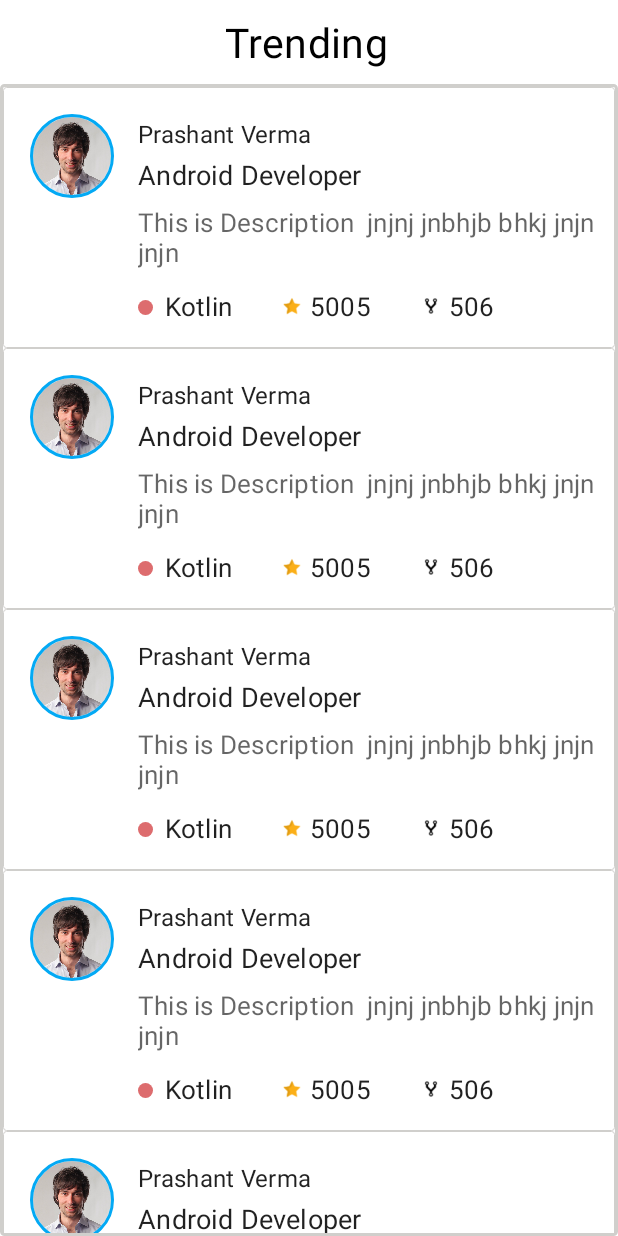
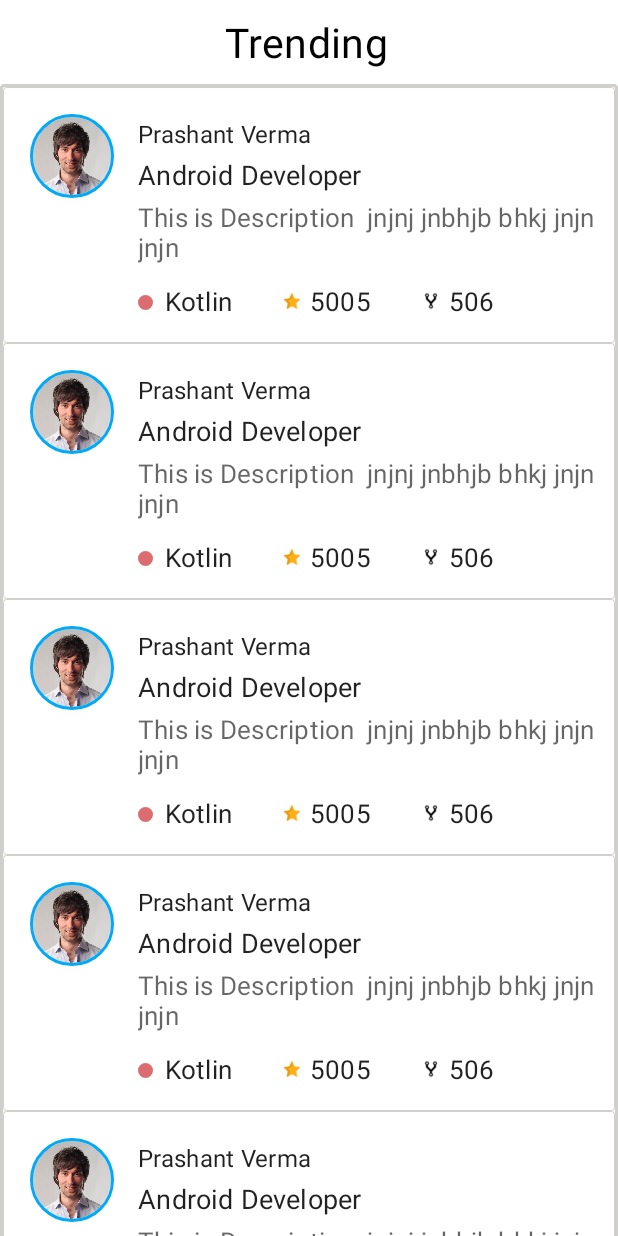
Before and after one commit to v-prashant/profile_trending, an Android app: the layout activity_trending.xml on its own in the app's theme, with its tools: preview values and no code run, on a phone screen of 412 x 824 dp. Run offline under Robolectric (Android 15) with nearby library versions, the phone set to English and light mode, and no system bars.

```diff
--- a/app/build.gradle
+++ b/app/build.gradle
@@ -91,6 +91,11 @@ dependencies {
     // circular image view
     implementation 'de.hdodenhof:circleimageview:3.1.0'
 
+    // for skelton loading
+    implementation 'com.facebook.shimmer:shimmer:0.1.0@aar'
+
+    // swipe down to refresh
+    implementation 'androidx.swiperefreshlayout:swiperefreshlayout:1.1.0'
 
 }
 
--- a/app/src/main/java/com/example/trendingapp/ui/trending/TrendingActivity.kt
+++ b/app/src/main/java/com/example/trendingapp/ui/trending/TrendingActivity.kt
@@ -1,6 +1,8 @@
 package com.example.trendingapp.ui.trending
 
 import android.os.Bundle
+import android.view.View
+import android.widget.Toast
 import com.example.trendingapp.R
 import com.example.trendingapp.api.Status
 import com.example.trendingapp.base.BaseActivity
@@ -11,6 +13,7 @@ import dagger.hilt.android.AndroidEntryPoint
 @AndroidEntryPoint
 class TrendingActivity : BaseActivity<TrendingVM, ActivityTrendingBinding>() {
 
+  //  var skeletonScreen = Sk
     var dataList = ArrayList<TrendingItems>()
     override fun onCreate(savedInstanceState: Bundle?) {
         super.onCreate(savedInstanceState)
@@ -25,47 +28,81 @@ class TrendingActivity : BaseActivity<TrendingVM, ActivityTrendingBinding>() {
     }
 
     private fun onClickListener() {
-         binding.noInternet.btnRetry.setOnClickListener {
-             onRetry()
-         }
+        binding.noInternet.btnRetry.setOnClickListener {
+            onRetry()
+        }
+        binding.swipeRefreshLayout.setOnRefreshListener {
+            onRefresh()
+        }
     }
 
-    private fun onRetry() {
-
+    private fun onRefresh() {
+        viewModel.getRepositories()
+        binding.swipeRefreshLayout.isRefreshing = false
     }
 
     private fun observeData() {
         viewModel.getRepositoriesLiveData.observe(this){
             when(it.status){
                 Status.LOADING->{
-                    showProgress()
+                    showSkeltonLoading()
                 }
                 Status.SUCCESS->{
                     getRepositoriesResponse(it.data)
-                    hideProgress()
+                    hideSkeltonLoading()
                 }
                 Status.ERROR->{
                     showErrorMessage(it.data.toString())
-                    hideProgress()
+                    hideSkeltonLoading()
                 }
                 Status.THROWABLE -> {
-                    val errorBody = it.throwable
-                    showErrorMessage(errorBody?.message.toString())
-                    hideProgress()
+                    showNoInternetMessage()
+                    hideSkeltonLoading()
                 }
             }
         }
     }
 
+    private fun showSkeltonLoading() {
+        with(binding){
+            noInternet.root.visibility = View.GONE
+            rvTrendingList.visibility = View.GONE
+            shimmerLayout.visibility = View.VISIBLE
+            shimmerLayout.startShimmerAnimation()
+        }
+    }
+
+    private fun hideSkeltonLoading() {
+        with(binding){
+            rvTrendingList.visibility = View.VISIBLE
+            shimmerLayout.visibility = View.GONE
+            shimmerLayout.stopShimmerAnimation()
+        }
+    }
+
+    private fun showNoInternetMessage() {
+        showErrorMessage(getString(R.string.server_error))
+         with(binding){
+             rvTrendingList.visibility = View.GONE
+             noInternet.root.visibility = View.VISIBLE
+         }
+    }
+
+    private fun onRetry() {
+         viewModel.getRepositories()
+    }
+
     private fun getRepositoriesResponse(res: GetRepositoriesResponse?) {
+        with(binding){
+            rvTrendingList.visibility = View.VISIBLE
+            noInternet.root.visibility = View.GONE
+        }
         dataList.clear()
-
         if(res?.items != null)
             for(item in res.items!!)
                 dataList.add(TrendingItems(null, item.name, item.htmlUrl, item.description, item.language, item.watchersCount, item.forksCount))
 
         binding.rvTrendingList.adapter = TrendingAdapter(this, dataList)
-
     }
 
     private fun initViews() {
--- a/app/src/main/java/com/example/trendingapp/ui/trending/TrendingAdapter.kt
+++ b/app/src/main/java/com/example/trendingapp/ui/trending/TrendingAdapter.kt
@@ -20,6 +20,14 @@ class TrendingAdapter(var context: Context, val dataList: ArrayList<TrendingItem
             parent, false
         )
         return TrendingAdapterViewHolder(binding)
+    }
+
+    override fun getItemId(position: Int): Long {
+        return position.toLong()
+    }
+
+    override fun getItemViewType(position: Int): Int {
+        return position
     }
 
     override fun getItemCount(): Int {
--- a/app/src/main/res/layout/activity_trending.xml
+++ b/app/src/main/res/layout/activity_trending.xml
@@ -1,7 +1,7 @@
 <?xml version="1.0" encoding="utf-8"?>
-<layout xmlns:tools="http://schemas.android.com/tools"
-    xmlns:android="http://schemas.android.com/apk/res/android"
-    xmlns:app="http://schemas.android.com/apk/res-auto">
+<layout xmlns:android="http://schemas.android.com/apk/res/android"
+    xmlns:app="http://schemas.android.com/apk/res-auto"
+    xmlns:tools="http://schemas.android.com/tools">
 
     <androidx.constraintlayout.widget.ConstraintLayout
         android:id="@+id/root"
@@ -21,27 +21,25 @@
             <androidx.appcompat.widget.Toolbar
                 android:id="@+id/txn_toolbar"
                 android:layout_width="match_parent"
-                android:layout_height="?attr/actionBarSize"
-                >
+                android:layout_height="?attr/actionBarSize">
 
                 <androidx.constraintlayout.widget.ConstraintLayout
                     android:layout_width="match_parent"
                     android:layout_height="match_parent"
+                    app:layout_constraintBottom_toBottomOf="parent"
                     app:layout_constraintEnd_toEndOf="parent"
                     app:layout_constraintStart_toStartOf="parent"
-                    app:layout_constraintBottom_toBottomOf="parent"
-                    app:layout_constraintTop_toTopOf="parent"
-                    >
+                    app:layout_constraintTop_toTopOf="parent">
 
                     <TextView
                         android:id="@+id/txn_app_bar_title"
+                        style="@style/TextAppearance.MaterialComponents.Subtitle1"
                         android:layout_width="wrap_content"
                         android:layout_height="wrap_content"
                         android:layout_marginEnd="20dp"
-                        style="@style/TextAppearance.MaterialComponents.Subtitle1"
                         android:text="@string/trending"
+                        android:textColor="@color/black"
                         android:textSize="27sp"
-                        android:textColor="@color/black"
                         app:layout_constraintBottom_toBottomOf="parent"
                         app:layout_constraintEnd_toEndOf="parent"
                         app:layout_constraintStart_toStartOf="parent"
@@ -51,30 +49,67 @@
             </androidx.appcompat.widget.Toolbar>
         </com.google.android.material.appbar.AppBarLayout>
 
-        <androidx.recyclerview.widget.RecyclerView
-            android:id="@+id/rv_trending_list"
-            android:layout_width="0dp"
+        <com.facebook.shimmer.ShimmerFrameLayout
+            android:id="@+id/shimmer_layout"
+            android:layout_width="match_parent"
             android:layout_height="0dp"
             android:background="@drawable/border"
-            app:layoutManager="androidx.recyclerview.widget.LinearLayoutManager"
+            app:layout_constraintBottom_toBottomOf="parent"
+            app:layout_constraintEnd_toEndOf="parent"
+            app:layout_constraintStart_toStartOf="parent"
+            app:layout_constraintTop_toBottomOf="@id/txn_app_bar_layout">
+
+            <LinearLayout
+                android:layout_width="match_parent"
+                android:layout_height="wrap_content"
+                android:orientation="vertical">
+
+                <include layout="@layout/item_trending_placeholder" />
+                <include layout="@layout/item_trending_placeholder" />
+                <include layout="@layout/item_trending_placeholder" />
+                <include layout="@layout/item_trending_placeholder" />
+                <include layout="@layout/item_trending_placeholder" />
+                <include layout="@layout/item_trending_placeholder" />
+                <include layout="@layout/item_trending_placeholder" />
+                <include layout="@layout/item_trending_placeholder" />
+                <include layout="@layout/item_trending_placeholder" />
+                <include layout="@layout/item_trending_placeholder" />
+            </LinearLayout>
+
+        </com.facebook.shimmer.ShimmerFrameLayout>
+
+        <androidx.swiperefreshlayout.widget.SwipeRefreshLayout
+            android:id="@+id/swipeRefreshLayout"
+            android:layout_width="match_parent"
+            android:layout_height="wrap_content"
+            android:layout_marginTop="56dp"
             app:layout_constraintBottom_toBottomOf="parent"
             app:layout_constraintEnd_toEndOf="parent"
             app:layout_constraintStart_toStartOf="parent"
             app:layout_constraintTop_toBottomOf="@id/txn_app_bar_layout"
-            tools:itemCount="5"
-            tools:listitem="@layout/item_trending" />
+            >
+
+            <androidx.recyclerview.widget.RecyclerView
+                android:id="@+id/rv_trending_list"
+                android:layout_width="0dp"
+                android:layout_height="0dp"
+                android:background="@drawable/border"
+                app:layoutManager="androidx.recyclerview.widget.LinearLayoutManager"
+                tools:itemCount="5"
+                tools:listitem="@layout/item_trending" />
+
+        </androidx.swiperefreshlayout.widget.SwipeRefreshLayout>
 
         <include
             android:id="@+id/no_internet"
+            layout="@layout/layout_no_internet"
             android:layout_width="match_parent"
             android:layout_height="0dp"
-            layout="@layout/layout_no_internet"
             android:visibility="gone"
-            app:layout_constraintTop_toBottomOf="@id/txn_app_bar_layout"
+            app:layout_constraintBottom_toBottomOf="parent"
+            app:layout_constraintEnd_toEndOf="parent"
             app:layout_constraintStart_toStartOf="parent"
-            app:layout_constraintEnd_toEndOf="parent"
-            app:layout_constraintBottom_toBottomOf="parent"
-            />
+            app:layout_constraintTop_toBottomOf="@id/txn_app_bar_layout" />
 
     </androidx.constraintlayout.widget.ConstraintLayout>
 </layout>
--- a/app/src/main/res/layout/item_trending.xml
+++ b/app/src/main/res/layout/item_trending.xml
@@ -39,6 +39,8 @@
 
         <TextView
             android:id="@+id/tv_title"
+            android:layout_width="0dp"
+            android:layout_height="wrap_content"
             android:layout_marginTop="4dp"
             android:layout_marginStart="16dp"
             style="@style/TextAppearance.MaterialComponents.Subtitle1"
@@ -47,8 +49,8 @@
             android:textColor="@color/color_text_dark_high"
             app:layout_constraintTop_toBottomOf="@id/tv_name"
             app:layout_constraintStart_toEndOf="@id/iv_photo"
-            android:layout_width="wrap_content"
-            android:layout_height="wrap_content"/>
+            app:layout_constraintEnd_toEndOf="parent"
+           />
 
         <androidx.constraintlayout.widget.ConstraintLayout
             android:id="@+id/cl_info"
@@ -61,7 +63,7 @@
             android:layout_marginEnd="8dp"
             android:layout_marginTop="4dp"
             app:layout_constraintStart_toEndOf="@+id/iv_photo"
-            app:layout_constraintTop_toBottomOf="@id/iv_photo">
+            app:layout_constraintTop_toBottomOf="@id/tv_title">
 
             <TextView
                 android:id="@+id/tv_description"
--- /dev/null
+++ b/app/src/main/res/layout/item_trending_placeholder.xml
@@ -0,0 +1,59 @@
+<?xml version="1.0" encoding="utf-8"?>
+<layout xmlns:android="http://schemas.android.com/apk/res/android"
+    xmlns:app="http://schemas.android.com/apk/res-auto"
+    xmlns:tools="http://schemas.android.com/tools">
+    <androidx.constraintlayout.widget.ConstraintLayout
+        android:id="@+id/root"
+        android:background="@drawable/border_for_trending_item"
+        android:foreground="?attr/selectableItemBackground"
+        android:paddingBottom="16dp"
+        android:clickable="true"
+        android:focusable="true"
+        android:layout_width="match_parent"
+        android:layout_height="wrap_content">
+
+        <de.hdodenhof.circleimageview.CircleImageView
+            android:id="@+id/iv_photo"
+            android:layout_width="56dp"
+            android:layout_height="56dp"
+            android:layout_marginStart="16dp"
+            android:layout_marginBottom="16dp"
+            android:layout_marginTop="16dp"
+            android:background="@color/color_grey"
+            app:civ_border_color="#03A9F4"
+            app:civ_border_width="2dp"
+            app:layout_constraintStart_toStartOf="parent"
+            app:layout_constraintTop_toTopOf="parent" />
+
+        <TextView
+            android:id="@+id/tv_name"
+            style="@style/TextAppearance.MaterialComponents.Subtitle1"
+            android:layout_width="0dp"
+            android:layout_height="wrap_content"
+            android:layout_marginEnd="16dp"
+            android:layout_marginStart="16dp"
+            android:layout_marginTop="18dp"
+            app:layout_constraintEnd_toEndOf="parent"
+            android:textColor="@color/color_text_dark_high"
+            app:layout_constraintStart_toEndOf="@id/iv_photo"
+            app:layout_constraintTop_toTopOf="parent"
+            android:background="@color/color_grey"  />
+
+        <TextView
+            android:id="@+id/tv_title"
+            android:layout_width="0dp"
+            android:layout_height="wrap_content"
+            android:layout_marginTop="4dp"
+            android:layout_marginStart="16dp"
+            android:layout_marginEnd="16dp"
+            style="@style/TextAppearance.MaterialComponents.Subtitle1"
+            android:textSize="18sp"
+            android:background="@color/color_grey"
+            android:textColor="@color/color_text_dark_high"
+            app:layout_constraintTop_toBottomOf="@id/tv_name"
+            app:layout_constraintStart_toEndOf="@id/iv_photo"
+            app:layout_constraintEnd_toEndOf="parent"
+           />
+
+     </androidx.constraintlayout.widget.ConstraintLayout>
+</layout>
--- a/app/src/main/res/values/colors.xml
+++ b/app/src/main/res/values/colors.xml
@@ -10,6 +10,7 @@
 
     <color name="light_white">#FFFFF7</color>
     <color name="color_success">#329632</color>
+    <color name="color_grey">#DDDDDD</color>
 
     <color name="color_text_dark_high">#DE000000</color>
     <color name="color_text_dark_medium">#99000000</color>
--- a/app/src/main/res/values/strings.xml
+++ b/app/src/main/res/values/strings.xml
@@ -4,4 +4,6 @@
     <string name="something_went_wrong">Something went wrong..</string>
     <string name="no_internet_msg">An alien is probably blocking your signal.</string>
     <string name="retry">Retry</string>
+    <string name="no_internet_connection">No internet connection</string>
+    <string name="server_error">Server Error</string>
 </resources>
```
